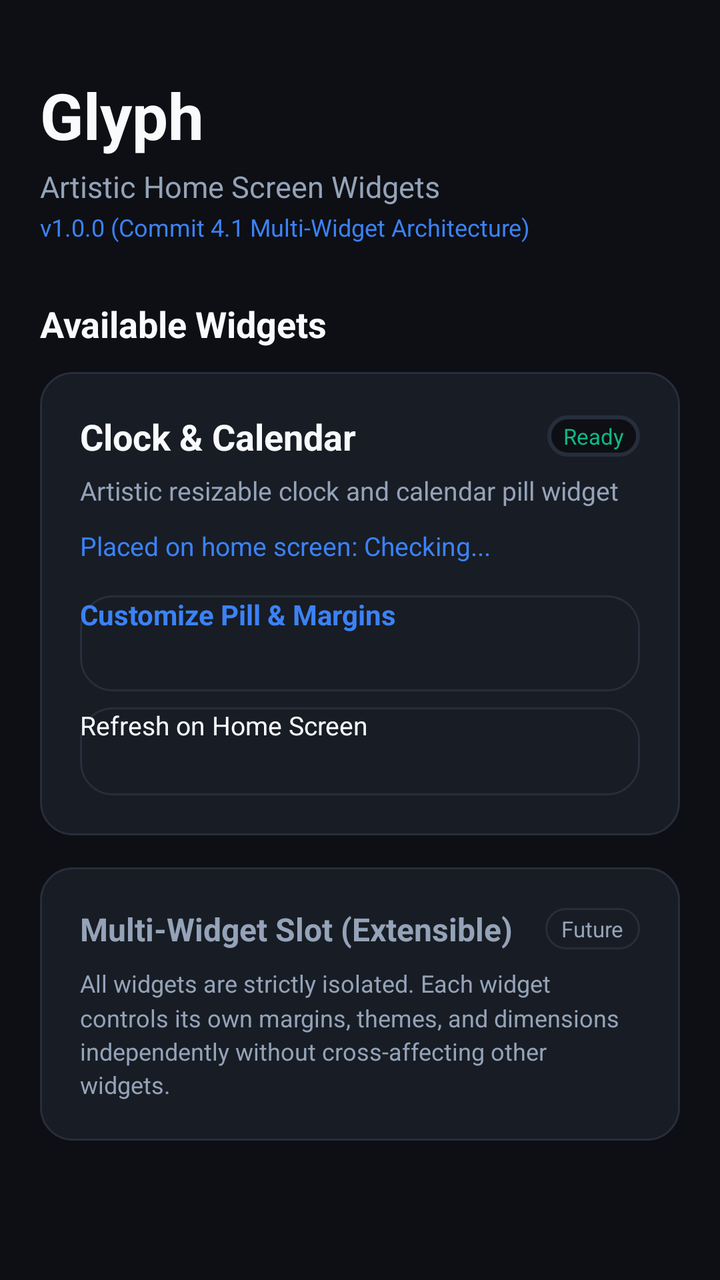
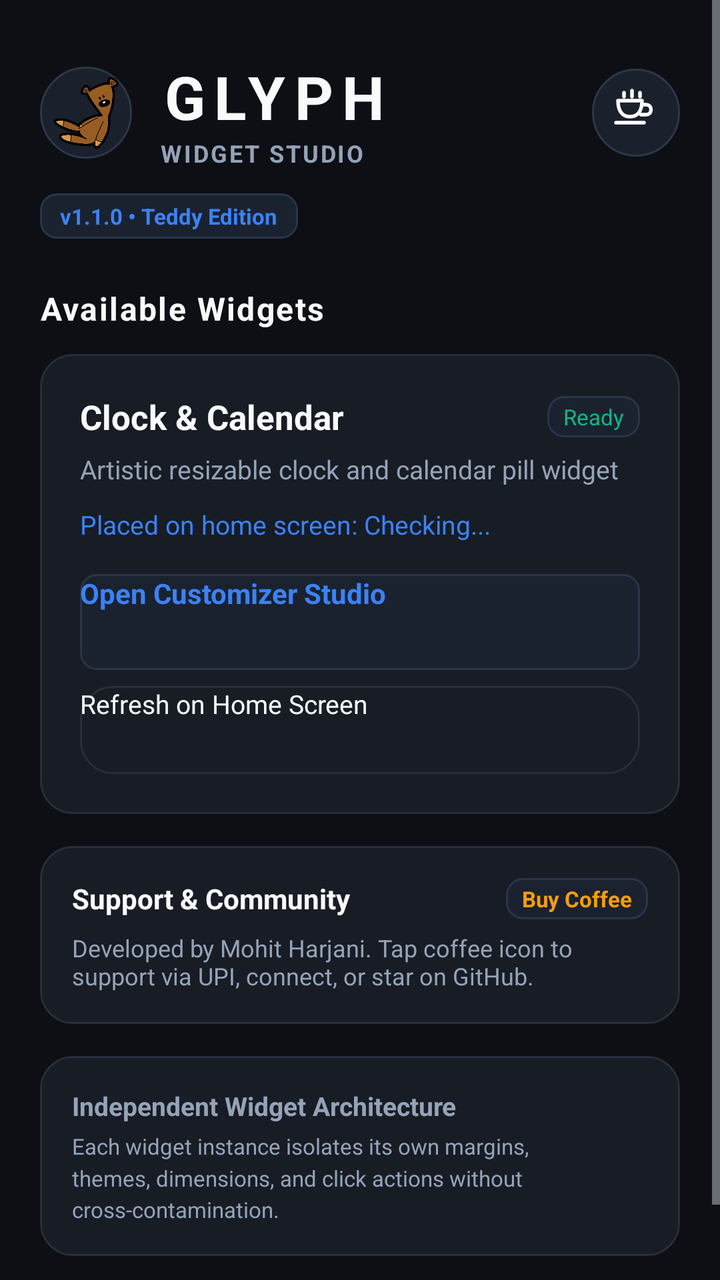

Screens rendered from an Android XML layout before and after an edit, with the pre-edit source and the edit as a unified diff.
<!-- AndroidManifest.xml: application theme android:Theme.DeviceDefault.NoActionBar -->
<!-- res/layout/activity_main.xml -->
<?xml version="1.0" encoding="utf-8"?>
<ScrollView xmlns:android="http://schemas.android.com/apk/res/android"
    android:layout_width="match_parent"
    android:layout_height="match_parent"
    android:background="@color/bg_dark">

    <LinearLayout
        android:layout_width="match_parent"
        android:layout_height="wrap_content"
        android:orientation="vertical"
        android:padding="20dp">

        
        <TextView
            android:id="@+id/text_app_title"
            android:layout_width="wrap_content"
            android:layout_height="wrap_content"
            android:layout_marginTop="16dp"
            android:text="@string/app_name"
            android:textColor="@color/text_primary"
            android:textSize="32sp"
            android:textStyle="bold" />

        <TextView
            android:id="@+id/text_app_tagline"
            android:layout_width="wrap_content"
            android:layout_height="wrap_content"
            android:layout_marginTop="4dp"
            android:text="@string/app_tagline"
            android:textColor="@color/text_secondary"
            android:textSize="15sp" />

        <TextView
            android:id="@+id/text_version"
            android:layout_width="wrap_content"
            android:layout_height="wrap_content"
            android:layout_marginTop="2dp"
            android:text="v1.0.0 (Commit 4.1 Multi-Widget Architecture)"
            android:textColor="@color/accent_blue"
            android:textSize="12sp" />

        
        <TextView
            android:layout_width="wrap_content"
            android:layout_height="wrap_content"
            android:layout_marginTop="28dp"
            android:text="@string/section_widgets"
            android:textColor="@color/text_primary"
            android:textSize="18sp"
            android:textStyle="bold" />

        
        <LinearLayout
            android:layout_width="match_parent"
            android:layout_height="wrap_content"
            android:layout_marginTop="12dp"
            android:background="@drawable/bg_card"
            android:orientation="vertical"
            android:padding="20dp">

            <LinearLayout
                android:layout_width="match_parent"
                android:layout_height="wrap_content"
                android:gravity="center_vertical"
                android:orientation="horizontal">

                <TextView
                    android:layout_width="0dp"
                    android:layout_height="wrap_content"
                    android:layout_weight="1"
                    android:text="@string/widget_clock_calendar_name"
                    android:textColor="@color/text_primary"
                    android:textSize="18sp"
                    android:textStyle="bold" />

                <TextView
                    android:id="@+id/text_clock_calendar_status"
                    android:layout_width="wrap_content"
                    android:layout_height="wrap_content"
                    android:background="@drawable/ic_launcher"
                    android:paddingStart="8dp"
                    android:paddingTop="3dp"
                    android:paddingEnd="8dp"
                    android:paddingBottom="3dp"
                    android:text="Ready"
                    android:textColor="@color/status_green"
                    android:textSize="11sp" />

            </LinearLayout>

            <TextView
                android:layout_width="wrap_content"
                android:layout_height="wrap_content"
                android:layout_marginTop="6dp"
                android:text="@string/widget_clock_calendar_desc"
                android:textColor="@color/text_secondary"
                android:textSize="13sp" />

            <TextView
                android:id="@+id/text_clock_calendar_count"
                android:layout_width="wrap_content"
                android:layout_height="wrap_content"
                android:layout_marginTop="10dp"
                android:text="Placed on home screen: Checking..."
                android:textColor="@color/accent_blue"
                android:textSize="13sp" />

            
            <Button
                android:id="@+id/btn_customize_clock_calendar"
                android:layout_width="match_parent"
                android:layout_height="48dp"
                android:layout_marginTop="16dp"
                android:background="@drawable/bg_card"
                android:text="Customize Pill &amp; Margins"
                android:textColor="@color/accent_blue"
                android:textSize="14sp"
                android:textStyle="bold" />

            <Button
                android:id="@+id/btn_refresh_clock_calendar"
                android:layout_width="match_parent"
                android:layout_height="44dp"
                android:layout_marginTop="8dp"
                android:background="@drawable/bg_card"
                android:text="Refresh on Home Screen"
                android:textColor="@color/text_primary"
                android:textSize="13sp" />

        </LinearLayout>

        
        <LinearLayout
            android:layout_width="match_parent"
            android:layout_height="wrap_content"
            android:layout_marginTop="16dp"
            android:layout_marginBottom="32dp"
            android:background="@drawable/bg_card"
            android:orientation="vertical"
            android:padding="20dp">

            <LinearLayout
                android:layout_width="match_parent"
                android:layout_height="wrap_content"
                android:gravity="center_vertical"
                android:orientation="horizontal">

                <TextView
                    android:layout_width="0dp"
                    android:layout_height="wrap_content"
                    android:layout_weight="1"
                    android:text="Multi-Widget Slot (Extensible)"
                    android:textColor="@color/text_secondary"
                    android:textSize="16sp"
                    android:textStyle="bold" />

                <TextView
                    android:layout_width="wrap_content"
                    android:layout_height="wrap_content"
                    android:background="@drawable/bg_card"
                    android:paddingStart="8dp"
                    android:paddingTop="3dp"
                    android:paddingEnd="8dp"
                    android:paddingBottom="3dp"
                    android:text="Future"
                    android:textColor="@color/text_secondary"
                    android:textSize="11sp" />

            </LinearLayout>

            <TextView
                android:layout_width="wrap_content"
                android:layout_height="wrap_content"
                android:layout_marginTop="8dp"
                android:lineSpacingMultiplier="1.2"
                android:text="All widgets are strictly isolated. Each widget controls its own margins, themes, and dimensions independently without cross-affecting other widgets."
                android:textColor="@color/text_secondary"
                android:textSize="12sp" />

        </LinearLayout>

    </LinearLayout>

</ScrollView>
<!-- resources referenced by this layout -->
<resources>
  <color name="accent_blue">#3B82F6</color>
  <color name="bg_dark">#0D0F14</color>
  <color name="status_green">#10B981</color>
  <color name="text_primary">#F8FAFC</color>
  <color name="text_secondary">#94A3B8</color>
  <!-- drawable bg_card (drawable) -->
  <?xml version="1.0" encoding="utf-8"?>
  <shape xmlns:android="http://schemas.android.com/apk/res/android"
      android:shape="rectangle">
      <corners android:radius="16dp" />
      <solid android:color="@color/card_dark" />
      <stroke
          android:width="1dp"
          android:color="@color/border_card" />
  </shape>
  <!-- drawable ic_launcher (drawable) -->
  <?xml version="1.0" encoding="utf-8"?>
  <layer-list xmlns:android="http://schemas.android.com/apk/res/android">
      
      <item>
          <shape android:shape="rectangle">
              <corners android:radius="24dp" />
              <solid android:color="#0D0F14" />
              <stroke
                  android:width="2dp"
                  android:color="#272E3B" />
          </shape>
      </item>
      
      <item
          android:bottom="20dp"
          android:left="20dp"
          android:right="20dp"
          android:top="20dp">
          <shape android:shape="rectangle">
              <corners android:radius="14dp" />
              <solid android:color="#181C24" />
              <stroke
                  android:width="2dp"
                  android:color="#3B82F6" />
          </shape>
      </item>
  </layer-list>
  <string name="app_name">Glyph</string>
  <string name="app_tagline">Artistic Home Screen Widgets</string>
  <string name="section_widgets">Available Widgets</string>
  <string name="widget_clock_calendar_desc">Artistic resizable clock and calendar pill widget</string>
  <string name="widget_clock_calendar_name">Clock &amp; Calendar</string>
  <color name="card_dark">#181C24</color>
  <color name="border_card">#272E3B</color>
</resources>

<!-- the commit's change to res/layout/activity_main.xml (unified diff, before → after) -->
@@ -11,42 +11,90 @@
         android:padding="20dp">
 
         
-        <TextView
-            android:id="@+id/text_app_title"
-            android:layout_width="wrap_content"
-            android:layout_height="wrap_content"
-            android:layout_marginTop="16dp"
-            android:text="@string/app_name"
-            android:textColor="@color/text_primary"
-            android:textSize="32sp"
-            android:textStyle="bold" />
-
-        <TextView
-            android:id="@+id/text_app_tagline"
-            android:layout_width="wrap_content"
-            android:layout_height="wrap_content"
-            android:layout_marginTop="4dp"
-            android:text="@string/app_tagline"
-            android:textColor="@color/text_secondary"
-            android:textSize="15sp" />
-
+        <LinearLayout
+            android:layout_width="match_parent"
+            android:layout_height="wrap_content"
+            android:layout_marginTop="8dp"
+            android:gravity="center_vertical"
+            android:orientation="horizontal">
+
+            
+            <ImageView
+                android:id="@+id/img_app_logo"
+                android:layout_width="46dp"
+                android:layout_height="46dp"
+                android:background="@drawable/btn_icon_bg"
+                android:contentDescription="Glyph Logo"
+                android:padding="5dp"
+                android:src="@drawable/teddy_cartoon" />
+
+            
+            <LinearLayout
+                android:layout_width="0dp"
+                android:layout_height="wrap_content"
+                android:layout_marginStart="14dp"
+                android:layout_weight="1"
+                android:orientation="vertical">
+
+                <TextView
+                    android:id="@+id/text_app_title"
+                    android:layout_width="wrap_content"
+                    android:layout_height="wrap_content"
+                    android:letterSpacing="0.15"
+                    android:text="GLYPH"
+                    android:textColor="@color/text_primary"
+                    android:textSize="30sp"
+                    android:textStyle="bold" />
+
+                <TextView
+                    android:id="@+id/text_app_tagline"
+                    android:layout_width="wrap_content"
+                    android:layout_height="wrap_content"
+                    android:letterSpacing="0.08"
+                    android:text="WIDGET STUDIO"
+                    android:textColor="@color/text_secondary"
+                    android:textSize="12sp"
+                    android:textStyle="bold" />
+            </LinearLayout>
+
+            
+            <ImageButton
+                android:id="@+id/btn_coffee"
+                android:layout_width="44dp"
+                android:layout_height="44dp"
+                android:background="@drawable/btn_icon_bg"
+                android:contentDescription="Buy Me a Coffee"
+                android:padding="10dp"
+                android:scaleType="fitCenter"
+                android:src="@drawable/ic_coffee" />
+
+        </LinearLayout>
+
+        
         <TextView
             android:id="@+id/text_version"
             android:layout_width="wrap_content"
             android:layout_height="wrap_content"
-            android:layout_marginTop="2dp"
-            android:text="v1.0.0 (Commit 4.1 Multi-Widget Architecture)"
+            android:layout_marginTop="12dp"
+            android:background="@drawable/bg_badge"
+            android:paddingStart="10dp"
+            android:paddingTop="4dp"
+            android:paddingEnd="10dp"
+            android:paddingBottom="4dp"
+            android:text="v1.1.0 • Teddy Edition"
             android:textColor="@color/accent_blue"
-            android:textSize="12sp" />
+            android:textSize="11sp"
+            android:textStyle="bold" />
 
         
         <TextView
             android:layout_width="wrap_content"
             android:layout_height="wrap_content"
-            android:layout_marginTop="28dp"
+            android:layout_marginTop="24dp"
+            android:letterSpacing="0.05"
             android:text="@string/section_widgets"
             android:textColor="@color/text_primary"
-            android:textSize="18sp"
+            android:textSize="16sp"
             android:textStyle="bold" />
 
         
@@ -70,14 +118,14 @@
                     android:layout_weight="1"
                     android:text="@string/widget_clock_calendar_name"
                     android:textColor="@color/text_primary"
-                    android:textSize="18sp"
+                    android:textSize="17sp"
                     android:textStyle="bold" />
 
                 <TextView
                     android:id="@+id/text_clock_calendar_status"
                     android:layout_width="wrap_content"
                     android:layout_height="wrap_content"
-                    android:background="@drawable/ic_launcher"
+                    android:background="@drawable/bg_badge"
                     android:paddingStart="8dp"
                     android:paddingTop="3dp"
                     android:paddingEnd="8dp"
@@ -111,8 +159,8 @@
                 android:layout_width="match_parent"
                 android:layout_height="48dp"
                 android:layout_marginTop="16dp"
-                android:background="@drawable/bg_card"
-                android:text="Customize Pill &amp; Margins"
+                android:background="@drawable/bg_badge"
+                android:text="Open Customizer Studio"
                 android:textColor="@color/accent_blue"
                 android:textSize="14sp"
                 android:textStyle="bold" />
@@ -134,10 +182,9 @@
             android:layout_width="match_parent"
             android:layout_height="wrap_content"
             android:layout_marginTop="16dp"
-            android:layout_marginBottom="32dp"
             android:background="@drawable/bg_card"
             android:orientation="vertical"
-            android:padding="20dp">
+            android:padding="16dp">
 
             <LinearLayout
                 android:layout_width="match_parent"
@@ -149,33 +196,62 @@
                     android:layout_width="0dp"
                     android:layout_height="wrap_content"
                     android:layout_weight="1"
-                    android:text="Multi-Widget Slot (Extensible)"
-                    android:textColor="@color/text_secondary"
-                    android:textSize="16sp"
-                    android:textStyle="bold" />
-
-                <TextView
-                    android:layout_width="wrap_content"
-                    android:layout_height="wrap_content"
-                    android:background="@drawable/bg_card"
+                    android:text="Support &amp; Community"
+                    android:textColor="@color/text_primary"
+                    android:textSize="14sp"
+                    android:textStyle="bold" />
+
+                <TextView
+                    android:id="@+id/btn_quick_coffee"
+                    android:layout_width="wrap_content"
+                    android:layout_height="wrap_content"
+                    android:background="@drawable/bg_badge"
                     android:paddingStart="8dp"
                     android:paddingTop="3dp"
                     android:paddingEnd="8dp"
                     android:paddingBottom="3dp"
-                    android:text="Future"
-                    android:textColor="@color/text_secondary"
-                    android:textSize="11sp" />
-
+                    android:text="Buy Coffee"
+                    android:textColor="#F59E0B"
+                    android:textSize="11sp"
+                    android:textStyle="bold" />
             </LinearLayout>
 
             <TextView
                 android:layout_width="wrap_content"
                 android:layout_height="wrap_content"
-                android:layout_marginTop="8dp"
+                android:layout_marginTop="6dp"
+                android:text="Developed by Mohit Harjani. Tap coffee icon to support via UPI, connect, or star on GitHub."
+                android:textColor="@color/text_secondary"
+                android:textSize="12sp" />
+
+        </LinearLayout>
+
+        
+        <LinearLayout
+            android:layout_width="match_parent"
+            android:layout_height="wrap_content"
+            android:layout_marginTop="16dp"
+            android:layout_marginBottom="32dp"
+            android:background="@drawable/bg_card"
+            android:orientation="vertical"
+            android:padding="16dp">
+
+            <TextView
+                android:layout_width="wrap_content"
+                android:layout_height="wrap_content"
+                android:text="Independent Widget Architecture"
+                android:textColor="@color/text_secondary"
+                android:textSize="13sp"
+                android:textStyle="bold" />
+
+            <TextView
+                android:layout_width="wrap_content"
+                android:layout_height="wrap_content"
+                android:layout_marginTop="4dp"
                 android:lineSpacingMultiplier="1.2"
-                android:text="All widgets are strictly isolated. Each widget controls its own margins, themes, and dimensions independently without cross-affecting other widgets."
-                android:textColor="@color/text_secondary"
-                android:textSize="12sp" />
+                android:text="Each widget instance isolates its own margins, themes, dimensions, and click actions without cross-contamination."
+                android:textColor="@color/text_secondary"
+                android:textSize="11sp" />
 
         </LinearLayout>
 
<!-- resource entries referenced after the edit -->
@@ -5,6 +5,16 @@
   <color name="status_green">#10B981</color>
   <color name="text_primary">#F8FAFC</color>
   <color name="text_secondary">#94A3B8</color>
+  <!-- drawable bg_badge (drawable) -->
+  <?xml version="1.0" encoding="utf-8"?>
+  <shape xmlns:android="http://schemas.android.com/apk/res/android"
+      android:shape="rectangle">
+      <corners android:radius="8dp" />
+      <solid android:color="#1A2230" />
+      <stroke
+          android:width="1dp"
+          android:color="#2A3548" />
+  </shape>
   <!-- drawable bg_card (drawable) -->
   <?xml version="1.0" encoding="utf-8"?>
   <shape xmlns:android="http://schemas.android.com/apk/res/android"
@@ -15,39 +25,58 @@
           android:width="1dp"
           android:color="@color/border_card" />
   </shape>
-  <!-- drawable ic_launcher (drawable) -->
+  <!-- drawable btn_icon_bg (drawable) -->
   <?xml version="1.0" encoding="utf-8"?>
-  <layer-list xmlns:android="http://schemas.android.com/apk/res/android">
-      
-      <item>
-          <shape android:shape="rectangle">
-              <corners android:radius="24dp" />
-              <solid android:color="#0D0F14" />
-              <stroke
-                  android:width="2dp"
-                  android:color="#272E3B" />
-          </shape>
-      </item>
-      
-      <item
-          android:bottom="20dp"
-          android:left="20dp"
-          android:right="20dp"
-          android:top="20dp">
-          <shape android:shape="rectangle">
-              <corners android:radius="14dp" />
-              <solid android:color="#181C24" />
-              <stroke
-                  android:width="2dp"
-                  android:color="#3B82F6" />
-          </shape>
-      </item>
-  </layer-list>
-  <string name="app_name">Glyph</string>
-  <string name="app_tagline">Artistic Home Screen Widgets</string>
+  <shape xmlns:android="http://schemas.android.com/apk/res/android"
+      android:shape="oval">
+      <solid android:color="#1A202C" />
+      <stroke
+          android:width="1dp"
+          android:color="#2D3748" />
+  </shape>
+  <!-- drawable ic_coffee (drawable) -->
+  <vector xmlns:android="http://schemas.android.com/apk/res/android"
+      android:width="24dp"
+      android:height="24dp"
+      android:viewportWidth="24"
+      android:viewportHeight="24">
+      <path
+          android:pathData="M6,2 L6,4 M10,1 L10,4 M14,2 L14,4"
+          android:strokeColor="#FFFFFF"
+          android:strokeLineCap="round"
+          android:strokeWidth="1.8" />
+      <path
+          android:pathData="M3,6 L15,6 C15,11 13,14 9,14 C5,14 3,11 3,6 Z"
+          android:strokeColor="#FFFFFF"
+          android:strokeLineCap="round"
+          android:strokeLineJoin="round"
+          android:strokeWidth="1.8" />
+      <path
+          android:pathData="M15,8 L17,8 C18.5,8 19.5,9 19.5,10.5 C19.5,12 18.5,13 17,13 L14.5,13"
+          android:strokeColor="#FFFFFF"
+          android:strokeLineCap="round"
+          android:strokeLineJoin="round"
+          android:strokeWidth="1.8" />
+      <path
+          android:pathData="M2,17 L16,17"
+          android:strokeColor="#FFFFFF"
+          android:strokeLineCap="round"
+          android:strokeWidth="1.8" />
+  </vector>
+  <!-- drawable teddy_cartoon: png bitmap (drawable, 106404 bytes) -->
   <string name="section_widgets">Available Widgets</string>
   <string name="widget_clock_calendar_desc">Artistic resizable clock and calendar pill widget</string>
   <string name="widget_clock_calendar_name">Clock &amp; Calendar</string>
+  <style name="AppTheme" parent="@android:style/Theme.DeviceDefault.NoActionBar">
+          <item name="android:windowBackground">@color/bg_dark</item>
+          <item name="android:colorBackground">@color/bg_dark</item>
+          <item name="android:statusBarColor">@color/bg_dark</item>
+          <item name="android:navigationBarColor">@color/bg_dark</item>
+          <item name="android:windowDrawsSystemBarBackgrounds">true</item>
+          <item name="android:windowTranslucentStatus">false</item>
+          <item name="android:windowTranslucentNavigation">false</item>
+          <item name="android:windowLightStatusBar">false</item>
+      </style>
   <color name="card_dark">#181C24</color>
   <color name="border_card">#272E3B</color>
 </resources>
